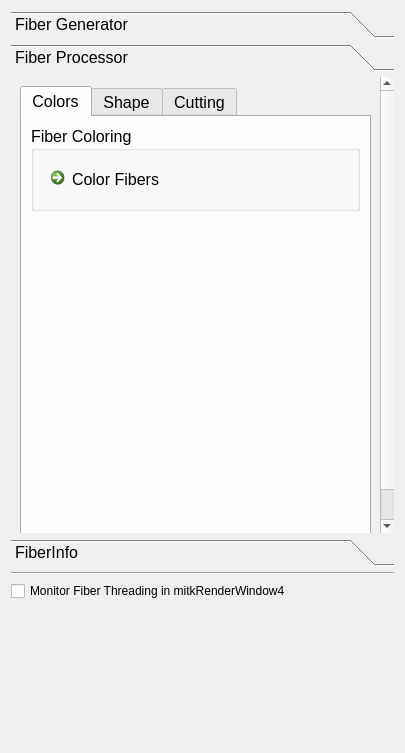
Above: Modules/Bundles/org.mitk.gui.qt.diffusionimaging/src/internal/QmitkFiberBundleDeveloperViewControls.ui from MITK/MITK before the change. Below: the same form after it.
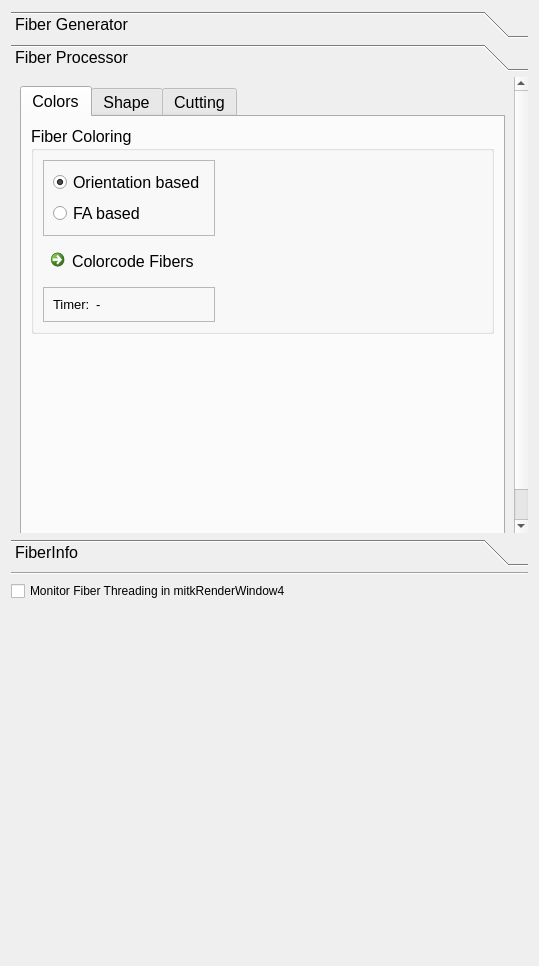
That is the form after the change. The open tabs and pages were chosen to show the change.

Commit message: interim for colorcoding

Patch:
```diff
--- a/Modules/Bundles/org.mitk.gui.qt.diffusionimaging/src/internal/QmitkFiberBundleDeveloperViewControls.ui
+++ b/Modules/Bundles/org.mitk.gui.qt.diffusionimaging/src/internal/QmitkFiberBundleDeveloperViewControls.ui
@@ -6,8 +6,8 @@
    <rect>
     <x>0</x>
     <y>0</y>
-    <width>405</width>
-    <height>753</height>
+    <width>539</width>
+    <height>966</height>
    </rect>
   </property>
   <property name="windowTitle">
@@ -475,7 +475,7 @@
        <rect>
         <x>0</x>
         <y>0</y>
-        <width>307</width>
+        <width>500</width>
         <height>403</height>
        </rect>
       </property>
@@ -493,23 +493,104 @@
            <string>Colors</string>
           </attribute>
           <layout class="QGridLayout" name="gridLayout_6">
-           <item row="0" column="0">
+           <item row="0" column="0" rowspan="2">
             <widget class="QGroupBox" name="groupBox_8">
              <property name="title">
               <string>Fiber Coloring</string>
              </property>
-             <layout class="QGridLayout" name="gridLayout_4">
-              <item row="0" column="0">
+             <layout class="QGridLayout" name="gridLayout_16">
+              <item row="1" column="0">
+               <widget class="QFrame" name="frame_5">
+                <property name="frameShape">
+                 <enum>QFrame::StyledPanel</enum>
+                </property>
+                <property name="frameShadow">
+                 <enum>QFrame::Raised</enum>
+                </property>
+                <layout class="QGridLayout" name="gridLayout_4">
+                 <item row="0" column="0">
+                  <widget class="QRadioButton" name="radioButton_ColorOrient">
+                   <property name="text">
+                    <string>Orientation based</string>
+                   </property>
+                   <property name="checked">
+                    <bool>true</bool>
+                   </property>
+                  </widget>
+                 </item>
+                 <item row="1" column="0">
+                  <widget class="QRadioButton" name="radioButton_ColorFA">
+                   <property name="text">
+                    <string>FA based</string>
+                   </property>
+                  </widget>
+                 </item>
+                </layout>
+               </widget>
+              </item>
+              <item row="2" column="0">
                <widget class="QCommandLinkButton" name="buttonColorFibers">
                 <property name="text">
-                 <string>Color Fibers</string>
+                 <string>Colorcode Fibers</string>
                 </property>
                </widget>
               </item>
+              <item row="3" column="0">
+               <widget class="QFrame" name="frame_4">
+                <property name="frameShape">
+                 <enum>QFrame::StyledPanel</enum>
+                </property>
+                <property name="frameShadow">
+                 <enum>QFrame::Raised</enum>
+                </property>
+                <layout class="QFormLayout" name="formLayout_4">
+                 <property name="fieldGrowthPolicy">
+                  <enum>QFormLayout::FieldsStayAtSizeHint</enum>
+                 </property>
+                 <item row="0" column="0">
+                  <widget class="QLabel" name="labelTimerColorCodingOrient">
+                   <property name="font">
+                    <font>
+                     <pointsize>10</pointsize>
+                    </font>
+                   </property>
+                   <property name="text">
+                    <string>Timer:</string>
+                   </property>
+                  </widget>
+                 </item>
+                 <item row="0" column="1">
+                  <widget class="QLabel" name="infoTimerColorCodingOrient">
+                   <property name="font">
+                    <font>
+                     <pointsize>10</pointsize>
+                    </font>
+                   </property>
+                   <property name="text">
+                    <string>-</string>
+                   </property>
+                  </widget>
+                 </item>
+                </layout>
+               </widget>
+              </item>
+              <item row="1" column="1">
+               <spacer name="horizontalSpacer_4">
+                <property name="orientation">
+                 <enum>Qt::Horizontal</enum>
+                </property>
+                <property name="sizeHint" stdset="0">
+                 <size>
+                  <width>40</width>
+                  <height>20</height>
+                 </size>
+                </property>
+               </spacer>
+              </item>
              </layout>
             </widget>
            </item>
-           <item row="1" column="0">
+           <item row="2" column="0">
             <spacer name="verticalSpacer_2">
              <property name="orientation">
               <enum>Qt::Vertical</enum>
```
Left out of the diff: 12 changed lines with no effect on the pictures. The commit also changes 2 other files.
